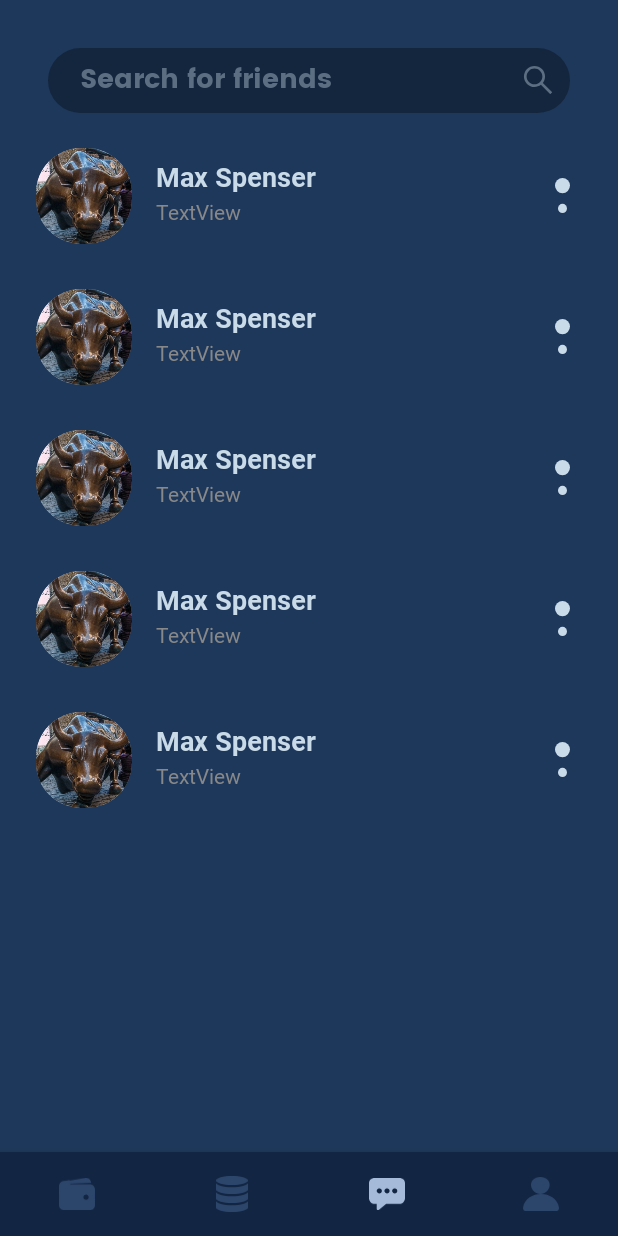
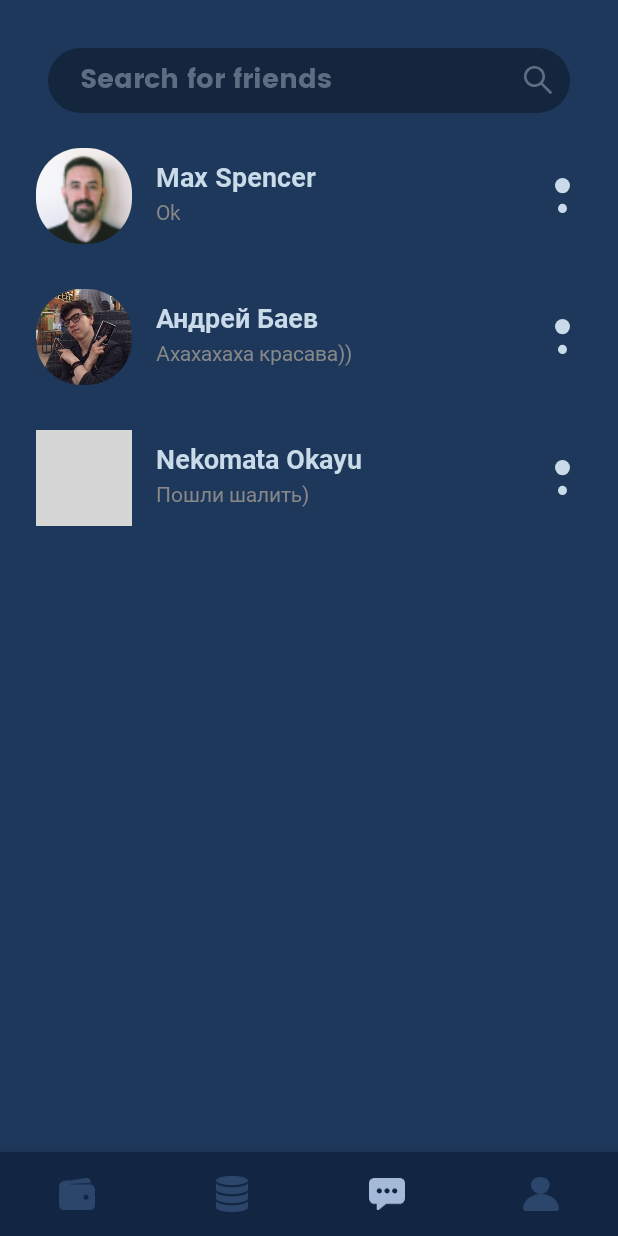
Before and after one commit to LotusBro98/Bulltrade, an Android app: the ChatFragment screen opened through its navigation route, on a phone screen of 412 x 824 dp. Run offline under Robolectric (Android 15) with nearby library versions, the light colour scheme and no system bars; our stand-ins replace navigation-ui; grey boxes are pictures that could not be loaded.

Commit message:
Made chat dialogues

```diff
--- a/app/src/main/java/com/bullcoin/app/datamodel/DataModel.java
+++ b/app/src/main/java/com/bullcoin/app/datamodel/DataModel.java
@@ -6,6 +6,9 @@ import android.preference.PreferenceManager;
 import android.util.Log;
 import android.widget.Toast;
 
+import org.xmlpull.v1.XmlPullParserException;
+
+import java.io.IOException;
 import java.util.ArrayList;
 import java.util.List;
 
@@ -16,7 +19,7 @@ public class DataModel {
     private double bankBalance;
     private List<Asset> assets;
     private List<Card> cards;
-    private List<Message> messages;
+    private List<Dialogue> dialogues;
 
     private int userID;
 
@@ -56,11 +59,17 @@ public class DataModel {
             cards.add(new Card(Card.CARD_BULLBANK));
         }
 
-        loadMessages();
+        try {
+            dialogues = Dialogue.parseFromXML(context);
+        } catch (Exception e) {
+            Log.e("ASSET_PARSING", "Failed to parse assets");
+            dialogues = new ArrayList<>();
+            e.printStackTrace();
+        }
     }
 
-    public List<Message> getMessages() {
-        return messages;
+    public List<Dialogue> getDialogues() {
+        return dialogues;
     }
 
     public List<Card> getCards() {
@@ -211,12 +220,4 @@ public class DataModel {
 
         editor.commit();
     }
-
-    private void loadMessages() {
-        messages = new ArrayList<>();
-
-        messages.add(new Message(Message.FROM_FRIEND, "What did you send me?"));
-        messages.add(new Message(Message.FROM_ME, "Why did I even throw this to you?"));
-        messages.add(new Message(Message.FROM_FRIEND, "Ok"));
-    }
 }
--- a/app/src/main/java/com/bullcoin/app/navigation/chat/ChatFragment.java
+++ b/app/src/main/java/com/bullcoin/app/navigation/chat/ChatFragment.java
@@ -6,6 +6,7 @@ import android.os.Bundle;
 import android.view.LayoutInflater;
 import android.view.View;
 import android.view.ViewGroup;
+import android.widget.ImageView;
 import android.widget.TextView;
 
 import androidx.annotation.NonNull;
@@ -16,6 +17,8 @@ import androidx.recyclerview.widget.RecyclerView;
 
 import com.bullcoin.app.MainActivity;
 import com.bullcoin.app.R;
+import com.bullcoin.app.datamodel.DataModel;
+import com.bullcoin.app.datamodel.Dialogue;
 import com.bullcoin.app.login.PinLoginActivity;
 import com.bullcoin.app.login.RegisterActivity;
 import com.google.android.material.bottomnavigation.BottomNavigationView;
@@ -29,20 +32,18 @@ public class ChatFragment extends Fragment {
                              ViewGroup container, Bundle savedInstanceState) {
         View root = inflater.inflate(R.layout.fragment_chat, container, false);
 
-        ArrayList<String> walletItems = new ArrayList<>();
-        walletItems.add("Max Spenser");
-        walletItems.add("Max Spenser");
-        walletItems.add("Max Spenser");
-        walletItems.add("Max Spenser");
-        walletItems.add("Max Spenser");
+        List<Dialogue> dialogues = DataModel.get().getDialogues();
 
         RecyclerView recyclerView = root.findViewById(R.id.recycler_chat);
         recyclerView.setLayoutManager(new LinearLayoutManager(getActivity()));
-        ChatFriendsRecyclerViewAdapter adapter = new ChatFriendsRecyclerViewAdapter(getActivity(), walletItems);
+        ChatFriendsRecyclerViewAdapter adapter = new ChatFriendsRecyclerViewAdapter(getActivity(), dialogues);
         adapter.setClickListener(new ChatFriendsRecyclerViewAdapter.ItemClickListener() {
             @Override
-            public void onItemClick(View view, int position) {
+            public void onItemClick(View view, Dialogue dialogue) {
                 Intent intent = new Intent(getActivity(), ChatDialogueActivity.class);
+                Bundle args = new Bundle();
+                args.putInt("dialogueID", dialogue.getId());
+                intent.putExtras(args);
                 startActivity(intent);
             }
         });
@@ -54,12 +55,14 @@ public class ChatFragment extends Fragment {
 
     public static class ChatFriendsRecyclerViewAdapter extends RecyclerView.Adapter<ChatFriendsRecyclerViewAdapter.ViewHolder> {
 
-        private List<String> mData;
+        Context context;
+        private List<Dialogue> mData;
         private LayoutInflater mInflater;
         private ChatFriendsRecyclerViewAdapter.ItemClickListener mClickListener;
 
         // data is passed into the constructor
-        ChatFriendsRecyclerViewAdapter(Context context, List<String> data) {
+        ChatFriendsRecyclerViewAdapter(Context context, List<Dialogue> data) {
+            this.context = context;
             this.mInflater = LayoutInflater.from(context);
             this.mData = data;
         }
@@ -74,8 +77,14 @@ public class ChatFragment extends Fragment {
         // binds the data to the TextView in each row
         @Override
         public void onBindViewHolder(ChatFriendsRecyclerViewAdapter.ViewHolder holder, int position) {
-            String name = mData.get(position);
-            holder.name.setText(name);
+            Dialogue dialogue = mData.get(position);
+            holder.name.setText(dialogue.getName());
+            String lastMsg = "";
+            if (!dialogue.getMessages().isEmpty()) {
+                lastMsg = dialogue.getMessages().get(dialogue.getMessages().size() - 1).text;
+            }
+            holder.lastMsg.setText(lastMsg);
+            holder.avatar.setImageDrawable(context.getResources().getDrawable(dialogue.getIconResourceID()));
         }
 
         // total number of rows
@@ -88,22 +97,21 @@ public class ChatFragment extends Fragment {
         // stores and recycles views as they are scrolled off screen
         public class ViewHolder extends RecyclerView.ViewHolder implements View.OnClickListener {
             TextView name;
+            TextView lastMsg;
+            ImageView avatar;
 
             ViewHolder(View itemView) {
                 super(itemView);
                 name = itemView.findViewById(R.id.friend_name);
+                lastMsg = itemView.findViewById(R.id.friend_last_msg);
+                avatar = itemView.findViewById(R.id.friend_avatar);
                 itemView.setOnClickListener(this);
             }
 
             @Override
             public void onClick(View view) {
-                if (mClickListener != null) mClickListener.onItemClick(view, getAdapterPosition());
+                if (mClickListener != null) mClickListener.onItemClick(view, mData.get(getAdapterPosition()));
             }
-        }
-
-        // convenience method for getting data at click position
-        String getItem(int id) {
-            return mData.get(id);
         }
 
         // allows clicks events to be caught
@@ -113,7 +121,7 @@ public class ChatFragment extends Fragment {
 
         // parent activity will implement this method to respond to click events
         public interface ItemClickListener {
-            void onItemClick(View view, int position);
+            void onItemClick(View view, Dialogue dialogue);
         }
     }
 }
--- a/app/src/main/res/layout/fragment_chat_messages.xml
+++ b/app/src/main/res/layout/fragment_chat_messages.xml
@@ -46,7 +46,7 @@
                 app:layout_constraintStart_toStartOf="parent">
 
                 <ImageView
-                    android:id="@+id/imageView26"
+                    android:id="@+id/friend_avatar"
                     android:layout_width="match_parent"
                     android:layout_height="match_parent"
                     android:scaleType="centerCrop"
@@ -54,7 +54,7 @@
             </androidx.cardview.widget.CardView>
 
             <TextView
-                android:id="@+id/textView32"
+                android:id="@+id/friend_name"
                 android:layout_width="wrap_content"
                 android:layout_height="wrap_content"
                 android:layout_marginStart="11dp"
--- a/app/src/main/res/layout/recycler_chat_friend_row.xml
+++ b/app/src/main/res/layout/recycler_chat_friend_row.xml
@@ -10,6 +10,7 @@
         android:layout_width="64dp"
         android:layout_height="64dp"
         android:layout_marginStart="24dp"
+        app:cardBackgroundColor="#00000000"
         app:cardCornerRadius="30dp"
         app:cardElevation="0dp"
         app:layout_constraintBottom_toBottomOf="parent"
--- /dev/null
+++ b/app/src/main/res/xml/dialogues.xml
@@ -0,0 +1,30 @@
+<?xml version="1.0" encoding="utf-8"?>
+<dialogues>
+    <dialogue>
+        <name>Max Spencer</name>
+        <icon>max_spencer</icon>
+        <messages>
+            <message from_me="false">What did you send me?</message>
+            <message from_me="true">Why did i even throw this to you?</message>
+            <message from_me="false">Ok</message>
+        </messages>
+    </dialogue>
+    <dialogue>
+        <name>Андрей Баев</name>
+        <icon>andrew</icon>
+        <messages>
+            <message from_me="true">Привет, как жизнь?</message>
+            <message from_me="false">Поднял миллионы на бирже)</message>
+            <message from_me="true">Ахахахаха красава))</message>
+        </messages>
+    </dialogue>
+    <dialogue>
+        <name>Nekomata Okayu</name>
+        <icon>nekomata</icon>
+        <messages>
+            <message from_me="false">Мяу)</message>
+            <message from_me="true">:3</message>
+            <message from_me="false">Пошли шалить)</message>
+        </messages>
+    </dialogue>
+</dialogues>
```
Also changed, not shown: app/src/main/java/com/bullcoin/app/datamodel/Dialogue.java (added, +112 -0 lines), app/src/main/java/com/bullcoin/app/navigation/chat/ChatDialogueActivity.java (+22 -5 lines), app/src/main/res/drawable-v24/andrew.png (added), app/src/main/res/drawable-v24/max_spencer.png (added), 1 other file.
